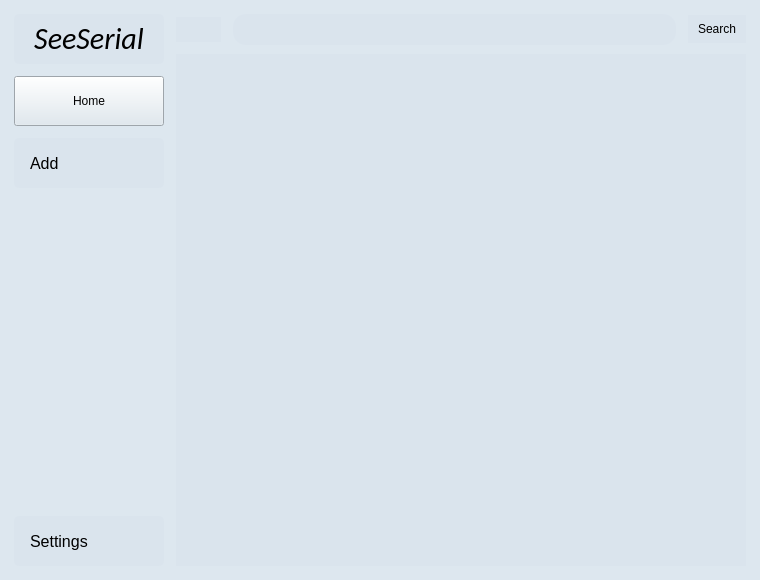
R0w0m/SeeSerial, file ui/LaunchUi.ui: the form before one commit.
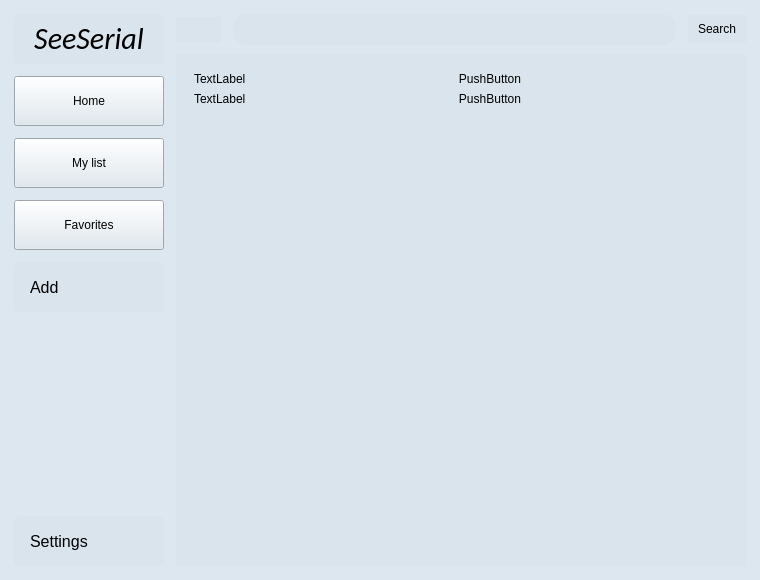
The form after the commit. The open tabs and pages were chosen to show the change. Icons and pictures are not drawn.

What changed in the file:
```diff
--- a/ui/LaunchUi.ui
+++ b/ui/LaunchUi.ui
@@ -38,7 +38,7 @@
        <number>5</number>
       </property>
       <item>
-       <layout class="QVBoxLayout" name="verticalLayout_3" stretch="0,0,0,0,0">
+       <layout class="QVBoxLayout" name="verticalLayout_3" stretch="0,0,0,0,0,0,0">
         <property name="spacing">
          <number>12</number>
         </property>
@@ -120,6 +120,92 @@
           </property>
          </widget>
         </item>
+        <item>
+         <widget class="QPushButton" name="MyListBtn">
+          <property name="minimumSize">
+           <size>
+            <width>150</width>
+            <height>50</height>
+           </size>
+          </property>
+          <property name="styleSheet">
+           <string notr="true">QPushButton {
+  background-color: rgb(218, 228, 237);
+  border: none;
+  border-radius: 5px;
+  color: black;
+  font-size: 16px;
+  padding: 8px 16px;
+
+  text-align: left;
+}
+
+QPushButton:hover {
+  background-color: #fafafa;
+}
+
+QPushButton:pressed {
+  background-color: #eeeeee;
+}:w</string>
+          </property>
+          <property name="text">
+           <string>My list</string>
+          </property>
+          <property name="icon">
+           <iconset>
+            <normaloff>media/home.svg</normaloff>media/home.svg</iconset>
+          </property>
+          <property name="iconSize">
+           <size>
+            <width>16</width>
+            <height>16</height>
+           </size>
+          </property>
+         </widget>
+        </item>
+        <item>
+         <widget class="QPushButton" name="FavorsBtn">
+          <property name="minimumSize">
+           <size>
+            <width>150</width>
+            <height>50</height>
+           </size>
+          </property>
+          <property name="styleSheet">
+           <string notr="true">QPushButton {
+  background-color: rgb(218, 228, 237);
+  border: none;
+  border-radius: 5px;
+  color: black;
+  font-size: 16px;
+  padding: 8px 16px;
+
+  text-align: left;
+}
+
+QPushButton:hover {
+  background-color: #fafafa;
+}
+
+QPushButton:pressed {
+  background-color: #eeeeee;
+}:w</string>
+          </property>
+          <property name="text">
+           <string>Favorites</string>
+          </property>
+          <property name="icon">
+           <iconset>
+            <normaloff>media/home.svg</normaloff>media/home.svg</iconset>
+          </property>
+          <property name="iconSize">
+           <size>
+            <width>16</width>
+            <height>16</height>
+           </size>
+          </property>
+         </widget>
+        </item>
         <item>
          <widget class="QPushButton" name="AddBtn">
           <property name="enabled">
@@ -179,7 +265,7 @@
          </spacer>
         </item>
         <item>
-         <widget class="QPushButton" name="pushButton">
+         <widget class="QPushButton" name="SettingsBtn">
           <property name="minimumSize">
            <size>
             <width>0</width>
@@ -350,7 +436,7 @@
           <property name="currentIndex">
            <number>0</number>
           </property>
-          <widget class="QWidget" name="page">
+          <widget class="QWidget" name="main_page">
            <layout class="QGridLayout" name="gridLayout">
             <property name="leftMargin">
              <number>0</number>
@@ -373,7 +459,7 @@
               <property name="widgetResizable">
                <bool>true</bool>
               </property>
-              <widget class="QWidget" name="scrollAreaWidgetContents">
+              <widget class="QWidget" name="mainContents">
                <property name="geometry">
                 <rect>
                  <x>0</x>
@@ -387,7 +473,29 @@
             </item>
            </layout>
           </widget>
-          <widget class="QWidget" name="page_2">
+          <widget class="QWidget" name="season_page">
+           <layout class="QGridLayout" name="gridLayout_3">
+            <item row="0" column="0">
+             <widget class="QScrollArea" name="scrollArea_3">
+              <property name="widgetResizable">
+               <bool>true</bool>
+              </property>
+              <widget class="QWidget" name="seasonContents">
+               <property name="geometry">
+                <rect>
+                 <x>0</x>
+                 <y>0</y>
+                 <width>548</width>
+                 <height>464</height>
+                </rect>
+               </property>
+               <layout class="QVBoxLayout" name="verticalLayout_2"/>
+              </widget>
+             </widget>
+            </item>
+           </layout>
+          </widget>
+          <widget class="QWidget" name="episode_page">
            <layout class="QGridLayout" name="gridLayout_2">
             <property name="leftMargin">
              <number>0</number>
@@ -403,16 +511,22 @@
             </property>
             <item row="0" column="0">
              <widget class="QScrollArea" name="scrollArea_2">
+              <property name="horizontalScrollBarPolicy">
+               <enum>Qt::ScrollBarAlwaysOff</enum>
+              </property>
+              <property name="sizeAdjustPolicy">
+               <enum>QAbstractScrollArea::AdjustToContents</enum>
+              </property>
               <property name="widgetResizable">
                <bool>true</bool>
               </property>
-              <widget class="QWidget" name="scrollAreaWidgetContents_2">
+              <widget class="QWidget" name="episodeContents">
                <property name="geometry">
                 <rect>
                  <x>0</x>
                  <y>0</y>
-                 <width>566</width>
-                 <height>482</height>
+                 <width>100</width>
+                 <height>30</height>
                 </rect>
                </property>
                <layout class="QVBoxLayout" name="verticalLayout_5"/>
@@ -421,6 +535,57 @@
             </item>
            </layout>
           </widget>
+          <widget class="QWidget" name="settings_page">
+           <layout class="QGridLayout" name="gridLayout_4">
+            <item row="0" column="0">
+             <widget class="QScrollArea" name="scrollArea_4">
+              <property name="widgetResizable">
+               <bool>true</bool>
+              </property>
+              <widget class="QWidget" name="settingsContents">
+               <property name="geometry">
+                <rect>
+                 <x>0</x>
+                 <y>0</y>
+                 <width>169</width>
+                 <height>62</height>
+                </rect>
+               </property>
+               <layout class="QFormLayout" name="formLayout">
+                <item row="0" column="0">
+                 <widget class="QLabel" name="label_2">
+                  <property name="text">
+                   <string>TextLabel</string>
+                  </property>
+                 </widget>
+                </item>
+                <item row="0" column="1">
+                 <widget class="QPushButton" name="pushButton_2">
+                  <property name="text">
+                   <string>PushButton</string>
+                  </property>
+                 </widget>
+                </item>
+                <item row="1" column="1">
+                 <widget class="QPushButton" name="pushButton_4">
+                  <property name="text">
+                   <string>PushButton</string>
+                  </property>
+                 </widget>
+                </item>
+                <item row="1" column="0">
+                 <widget class="QLabel" name="label_3">
+                  <property name="text">
+                   <string>TextLabel</string>
+                  </property>
+                 </widget>
+                </item>
+               </layout>
+              </widget>
+             </widget>
+            </item>
+           </layout>
+          </widget>
          </widget>
         </item>
        </layout>
```
Left out of the diff: 3 changed lines with no effect on the pictures.
